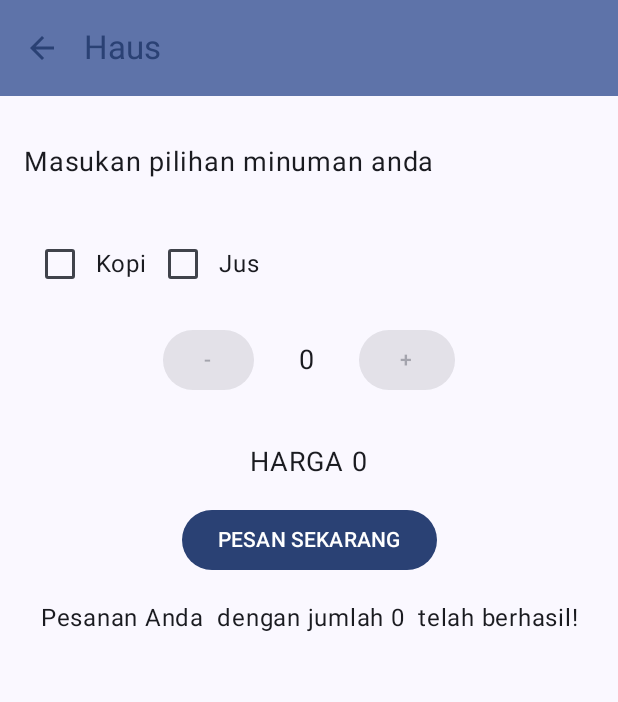
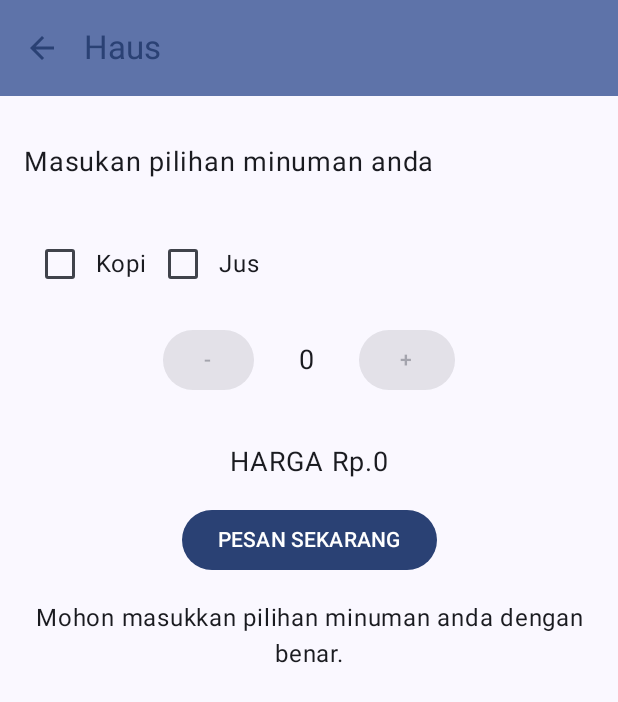
Before and after one commit to Mfaishalrafid/Asessment-01, an Android app built with Jetpack Compose: the HausScreen screen opened through its navigation route, after a tap on "PESAN SEKARANG", on a phone screen of 412 x 824 dp. Shown: the top 702 px of the screen. Run offline under Robolectric (Android 15) with nearby library versions, the phone set to English and light mode, and no system bars.

Commit message:
07-challange

```diff
--- a/app/src/main/java/org/d3if3073/mobpro1/ui/screen/HausScreen.kt
+++ b/app/src/main/java/org/d3if3073/mobpro1/ui/screen/HausScreen.kt
@@ -131,24 +131,27 @@ fun HausScreen(modifier: Modifier) {
         Spacer(modifier = Modifier.height(16.dp))
 
         Text(
-            "HARGA $price",
+            "HARGA Rp.$price",
             fontSize = 18.sp,
             modifier = Modifier.padding(16.dp)
         )
 
         Button(
             onClick = {
-                nameError = (name == "" || name == "0")
-                if (nameError) {
-                    outputText = "Mohon masukkan pilihan minuman anda dengan benar."
-                }
-                if ((kopi || jus) && quantity == 0) {
+                    if ((kopi || jus) && quantity == 0) {
                     outputText = "Mohon pilih jumlah minuman terlebih dahulu."
                 }else {
-                    val kopiText = if (kopi) " Kopi" else ""
-                    val jusText = if (jus) " Jus" else ""
-                    outputText = "Pesanan Anda $name dengan jumlah $quantity $kopiText$jusText telah berhasil!"
+                    nameError = (name == "" || name == "0")
+                    if (nameError) {
+                        outputText = "Mohon masukkan pilihan minuman anda dengan benar."
+                    } else {
+                        val kopiText = if (kopi) " Kopi" else ""
+                        val jusText = if (jus) " Jus" else ""
+                        outputText =
+                            "Pesanan Anda $name dengan jumlah $quantity $kopiText$jusText seharga Rp.$price telah berhasil!"
+                    }
                 }
+
             },
 
             modifier = Modifier.align(Alignment.CenterHorizontally)
@@ -180,7 +183,7 @@ fun HausScreen(modifier: Modifier) {
                 onClick = { if ((quantity > 0) && (kopiChecked || jusChecked )) onQuantityChange(quantity - 1) },
                 enabled = (kopiChecked || jusChecked ),
                 modifier = Modifier.padding(end = 30.dp)
-            ) {
+                ) {
                 Text(" - ")
             }
             Text("$quantity", fontSize = 18.sp, modifier = Modifier.widthIn(min = 40.dp))
--- a/app/src/main/java/org/d3if3073/mobpro1/ui/screen/MainViewModel.kt
+++ b/app/src/main/java/org/d3if3073/mobpro1/ui/screen/MainViewModel.kt
@@ -1,4 +1,5 @@
 package org.d3if3073.mobpro1.screen
+
 
 import androidx.lifecycle.ViewModel
 import org.d3if3073.mobpro1.model.Catatan
@@ -19,4 +20,6 @@ class MainViewModel : ViewModel() {
         }
         return data
     }
-}
+
+
+    }
```
